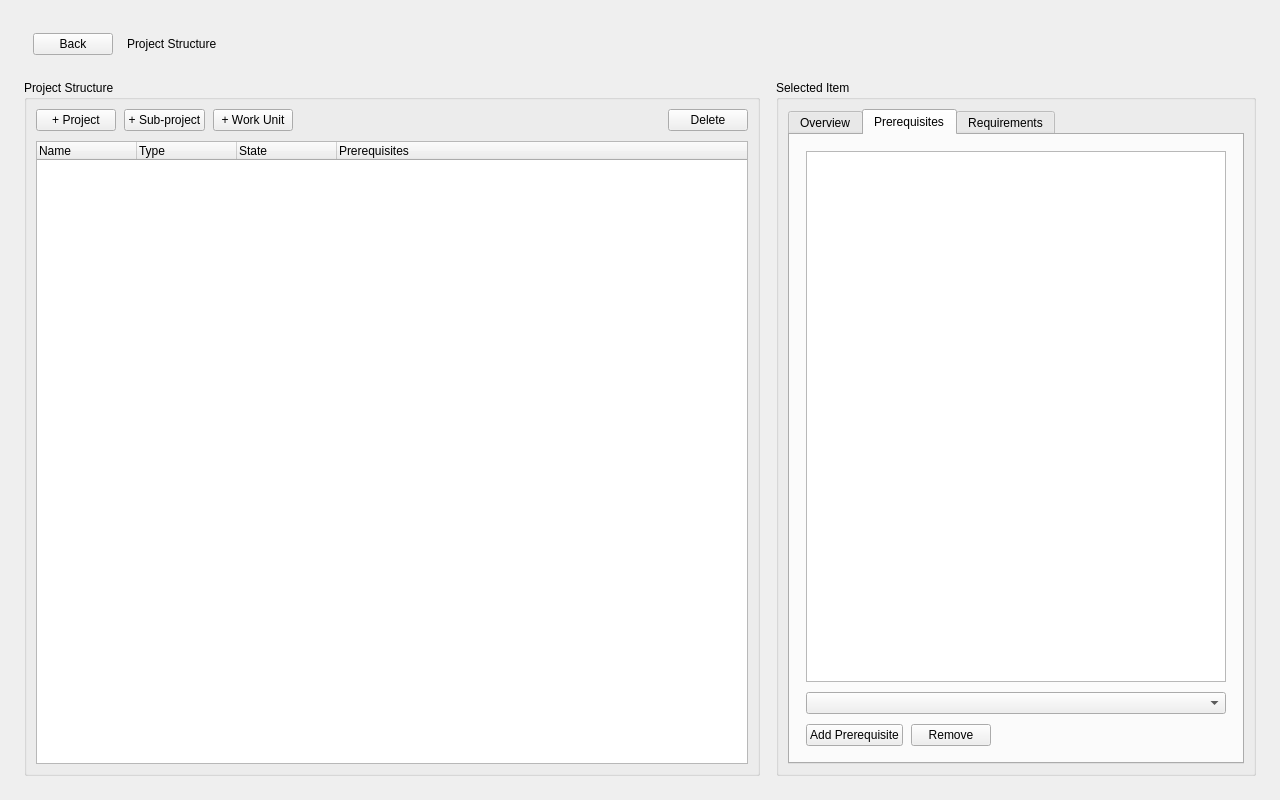
The window that GUI/projectpage.ui (Brett-Pitts/COS214Project) describes before a commit, drawn with Qt 5.
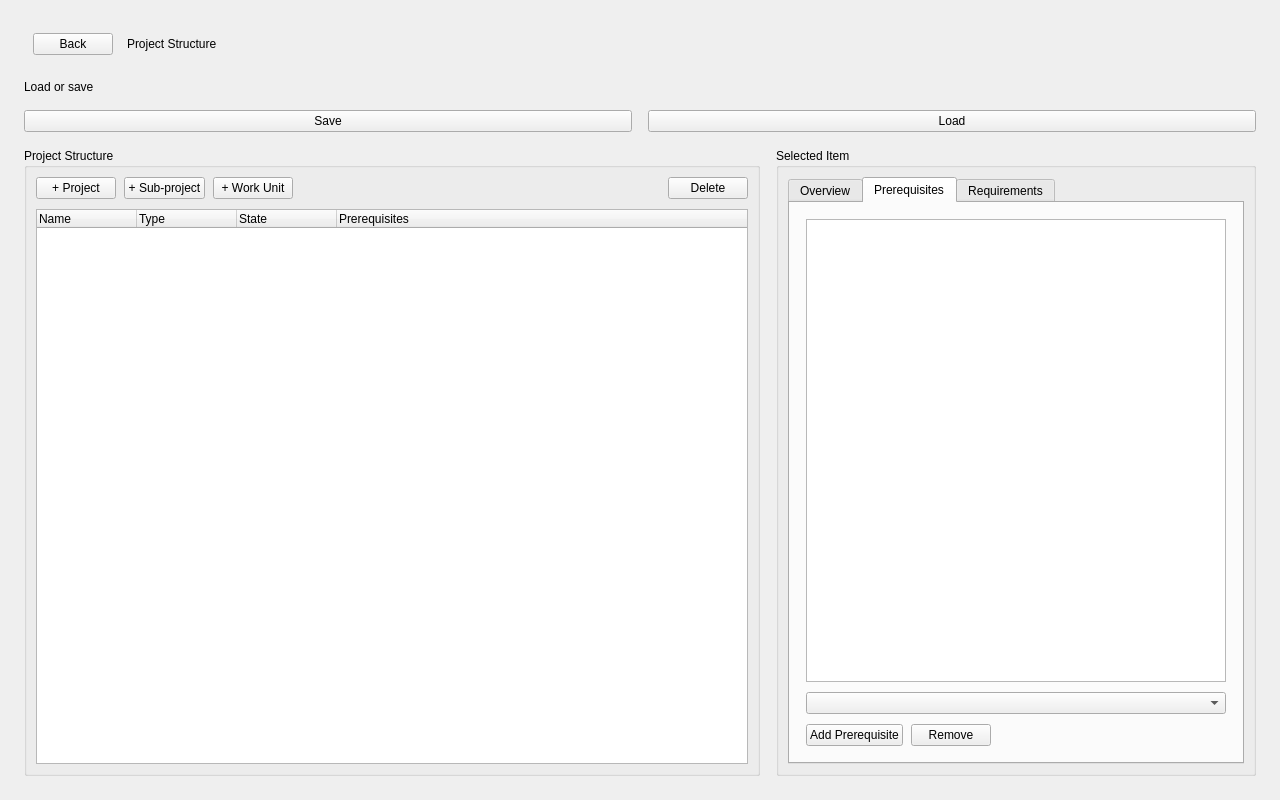
The same window after the commit. The open tabs and pages were chosen to show the change.

Commit message: Removed Main Load and added them to Each page

```diff
--- a/GUI/projectpage.ui
+++ b/GUI/projectpage.ui
@@ -74,6 +74,31 @@
      </layout>
     </widget>
    </item>
+   <item>
+    <widget class="QLabel" name="label">
+     <property name="text">
+      <string>Load or save</string>
+     </property>
+    </widget>
+   </item>
+   <item>
+    <layout class="QHBoxLayout" name="horizontalLayout">
+     <item>
+      <widget class="QPushButton" name="pushButton_2">
+       <property name="text">
+        <string>Save</string>
+       </property>
+      </widget>
+     </item>
+     <item>
+      <widget class="QPushButton" name="pushButton">
+       <property name="text">
+        <string>Load</string>
+       </property>
+      </widget>
+     </item>
+    </layout>
+   </item>
    <item>
     <layout class="QHBoxLayout" name="bodyLayout">
      <property name="spacing">
```
Left out of the diff: 2 changed lines with no effect on the pictures. The commit also changes 9 other files.
